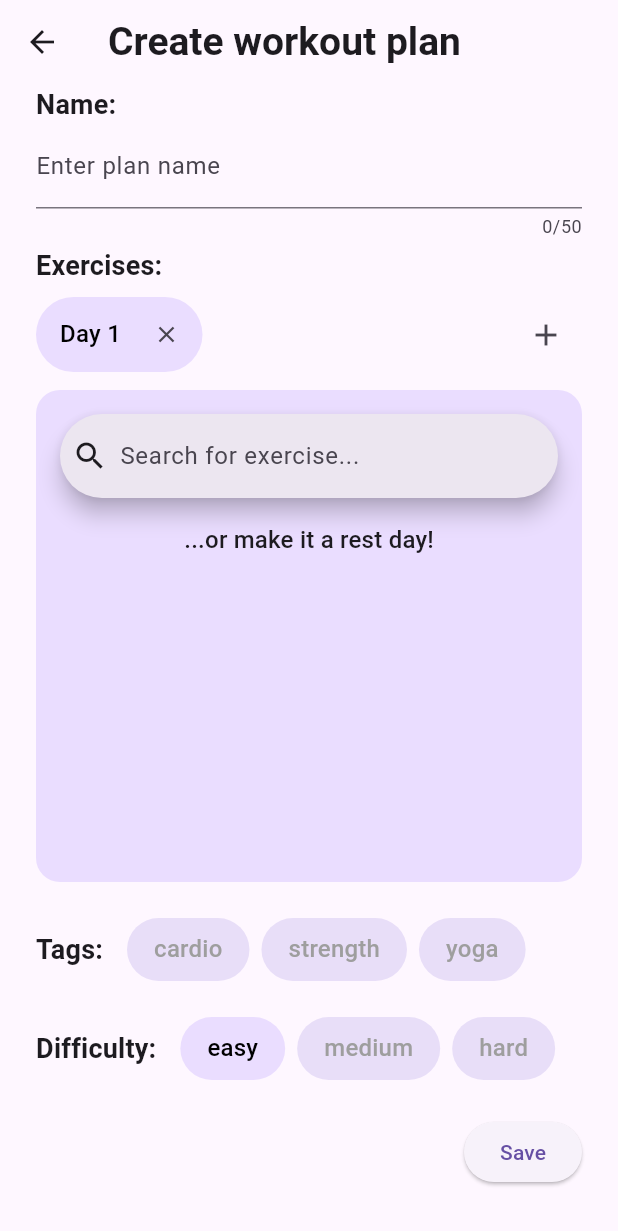
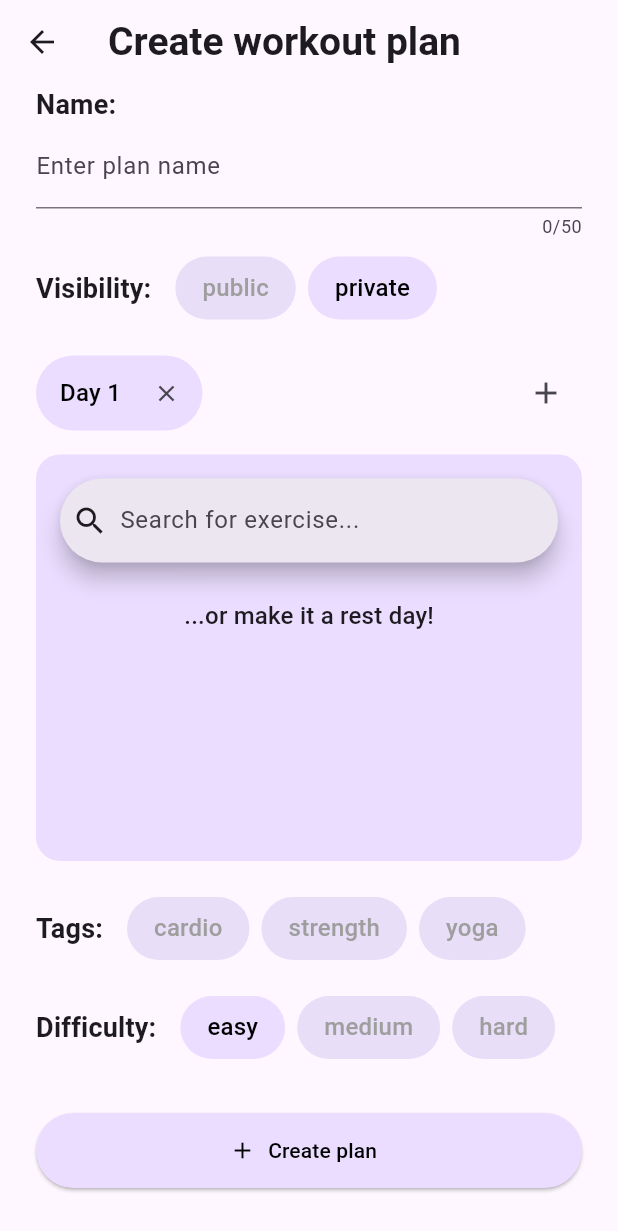
Before and after one commit to kmekarski/gym_partner, a Flutter app: the NewPlanScreen screen opened directly, on a phone screen of 412 x 824 dp. Shown: the top 1231 px of the screen. Run offline on Flutter 3.47's test engine with Material 3 defaults, Android fonts, the phone set to English and light mode, and no system bars; our stand-ins replace cloud_firestore, firebase_auth, firebase_core, flutter_riverpod, numberpicker; accounts and stored records are empty.

Commit message:
added plan visibility picker to new plan screen

```diff
--- /dev/null
+++ b/lib/models/plan_visibility.dart
@@ -0,0 +1,4 @@
+enum PlanVisibility {
+  public,
+  private,
+}
--- a/lib/screens/new_plan.dart
+++ b/lib/screens/new_plan.dart
@@ -9,6 +9,7 @@ import 'package:gym_partner/models/plan.dart';
 import 'package:gym_partner/models/plan_day.dart';
 import 'package:gym_partner/models/plan_difficulty.dart';
 import 'package:gym_partner/models/plan_tag.dart';
+import 'package:gym_partner/models/plan_visibility.dart';
 import 'package:gym_partner/providers/user_plans_provider.dart';
 import 'package:gym_partner/providers/user_provider.dart';
 import 'package:gym_partner/widgets/exercise_searchbar.dart';
@@ -42,6 +43,7 @@ class _NewPlanModalState extends ConsumerState<NewPlanScreen> {
 
   List<PlanTag> _selectedTags = [];
   PlanDifficulty _selectedDifficulty = PlanDifficulty.easy;
+  PlanVisibility _selectedVisibility = PlanVisibility.private;
 
   void _selectDay(int index) {
     setState(() {
@@ -110,6 +112,12 @@ class _NewPlanModalState extends ConsumerState<NewPlanScreen> {
   void _selectDifficulty(PlanDifficulty difficulty) {
     setState(() {
       _selectedDifficulty = difficulty;
+    });
+  }
+
+  void _selectVisibility(PlanVisibility visibility) {
+    setState(() {
+      _selectedVisibility = visibility;
     });
   }
 
@@ -221,9 +229,12 @@ class _NewPlanModalState extends ConsumerState<NewPlanScreen> {
                   onSelect: _addExercise),
               const SizedBox(height: 16),
               if (_days[_selectedDayIndex].exercises.isEmpty)
-                Text(
+                Padding(
+                  padding: const EdgeInsets.only(top: 8),
+                  child: Text(
                     '...or make it a rest day!',
                     style: Theme.of(context).textTheme.titleMedium,
+                  ),
                 ),
               if (_days[_selectedDayIndex].exercises.isNotEmpty)
                 Expanded(
@@ -231,6 +242,7 @@ class _NewPlanModalState extends ConsumerState<NewPlanScreen> {
                     itemCount: _days[_selectedDayIndex].exercises.length,
                     itemBuilder: (context, index) => NewPlanExerciseCard(
                       exercise: _days[_selectedDayIndex].exercises[index],
+                      index: index,
                       onXTap: _removeExercise,
                     ),
                   ),
@@ -280,20 +292,40 @@ class _NewPlanModalState extends ConsumerState<NewPlanScreen> {
       ),
     );
 
-    var bottomButtons = Row(
-      mainAxisAlignment: MainAxisAlignment.end,
+    var visibilityPicker = Row(
       children: [
-        ElevatedButton(
+        sectionTitle('Visibility:'),
+        Row(
+          children: [
+            for (final visibility in PlanVisibility.values)
+              FormBadge(
+                  text: visibility.toString().split('.').last,
+                  isSelected: _selectedVisibility == visibility,
+                  onTap: () => _selectVisibility(visibility),
+                  selectedBackgroundColor: tagSelectedBackgroundColor,
+                  unselectedBackgroundColor: tagUnselectedBackgroundColor)
+          ],
+        ),
+      ],
+    );
+
+    var createButton = SizedBox(
+      width: double.infinity,
+      height: 50,
+      child: ElevatedButton.icon(
+        style: ElevatedButton.styleFrom(
+            backgroundColor: Theme.of(context).colorScheme.primaryContainer,
+            foregroundColor: Colors.black),
         onPressed: _submitPlanData,
-          child: _isSending
+        icon: const Icon(Icons.add),
+        label: _isSending
             ? const SizedBox(
                 height: 16,
                 width: 16,
                 child: CircularProgressIndicator(),
               )
-              : const Text('Save'),
+            : const Text('Create plan'),
       ),
-      ],
     );
     var nameTextFormField = TextFormField(
       onSaved: (newValue) {
@@ -330,18 +362,18 @@ class _NewPlanModalState extends ConsumerState<NewPlanScreen> {
             children: [
               sectionTitle('Name:'),
               nameTextFormField,
-              const SizedBox(height: 4),
-              sectionTitle('Exercises:'),
-              const SizedBox(height: 8),
+              const SizedBox(height: 12),
+              visibilityPicker,
+              const SizedBox(height: 24),
               daysPicker,
-              const SizedBox(height: 12),
+              const SizedBox(height: 16),
               exercisesPicker,
               const SizedBox(height: 24),
               tagsPicker,
               const SizedBox(height: 24),
               difficultyPicker,
-              const SizedBox(height: 24),
-              bottomButtons,
+              const SizedBox(height: 36),
+              createButton,
             ],
           ),
         ),
```
Also changed, not shown: lib/widgets/new_plan_exercise_card.dart (+102 -51 lines). Lines whose indentation alone changed are shown as unchanged.
